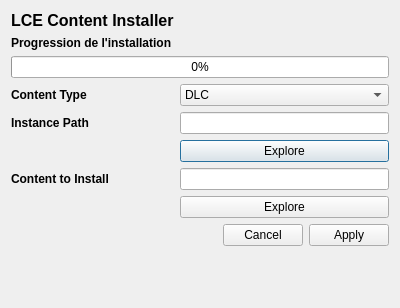
Before: the Qt Designer form src/contentInstaller.ui in xgui4/LCE-Qt-Launcher, drawn with Qt 5.
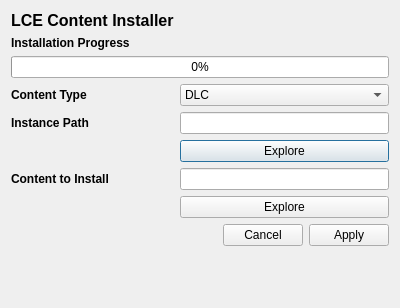
After: the same form once the commit is applied. Icons and pictures are not drawn.

```diff
--- a/src/contentInstaller.ui
+++ b/src/contentInstaller.ui
@@ -71,7 +71,7 @@
       </font>
      </property>
      <property name="text">
-      <string>Progression de l'installation</string>
+      <string>Installation Progress</string>
      </property>
     </widget>
    </item>
```
Left out of the diff: 4 changed lines with no effect on the pictures.
